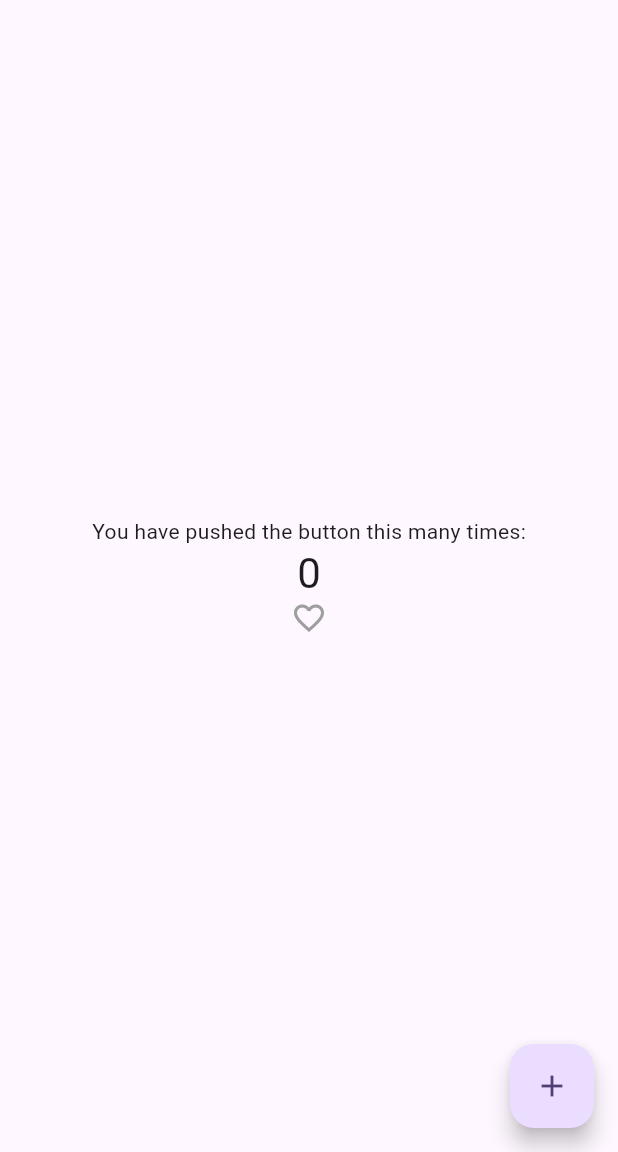
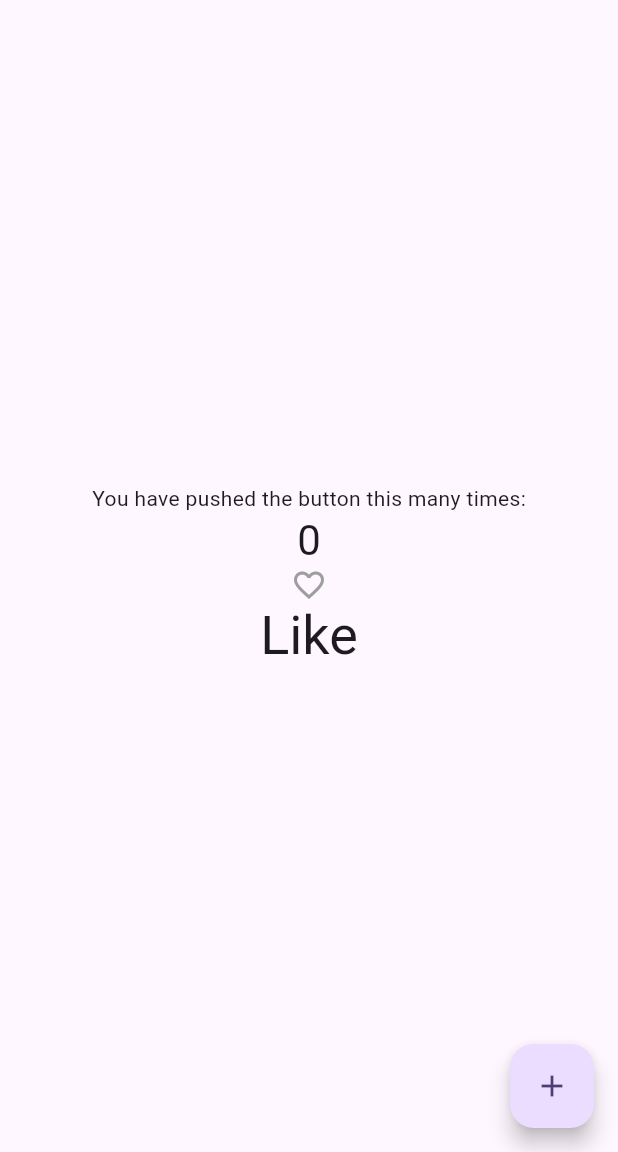
Before and after one commit to Ayan-sh03/Basic-Flutter, a Flutter app: the screen it shows after launch, on a phone screen of 412 x 824 dp, the part 84-1236 px from its top. Run offline on Flutter 3.47's test engine with Material 2 defaults, Android fonts, the phone set to English and light mode, and no system bars.

Commit message:
Added Like/Dislike text

```diff
--- a/lib/main.dart
+++ b/lib/main.dart
@@ -66,6 +66,10 @@ class _MyHomePageState extends State<MyHomePage> {
               style: Theme.of(context).textTheme.headlineMedium,
             ),
             LikeButton(isLiked: isLiked, onTap: onTap),
+            Text(
+              isLiked ? "Dislike" : "Like",
+              style: Theme.of(context).textTheme.displaySmall,
+            )
           ],
         ),
       ),
```
